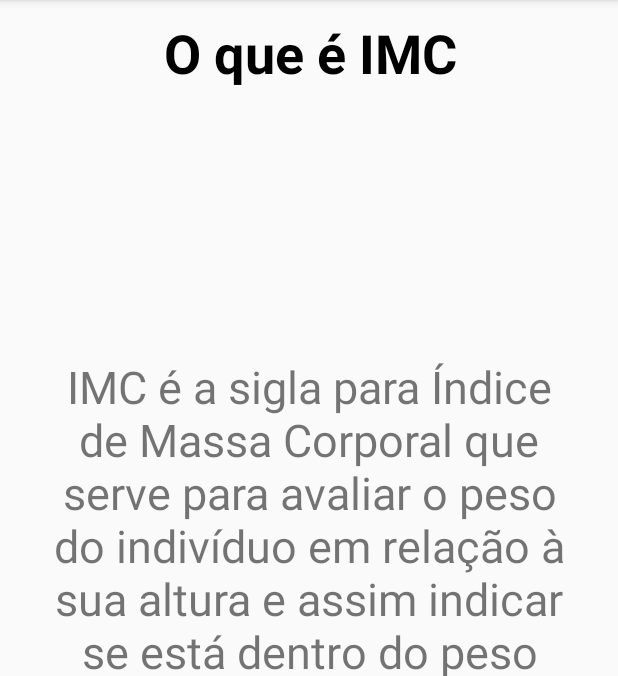
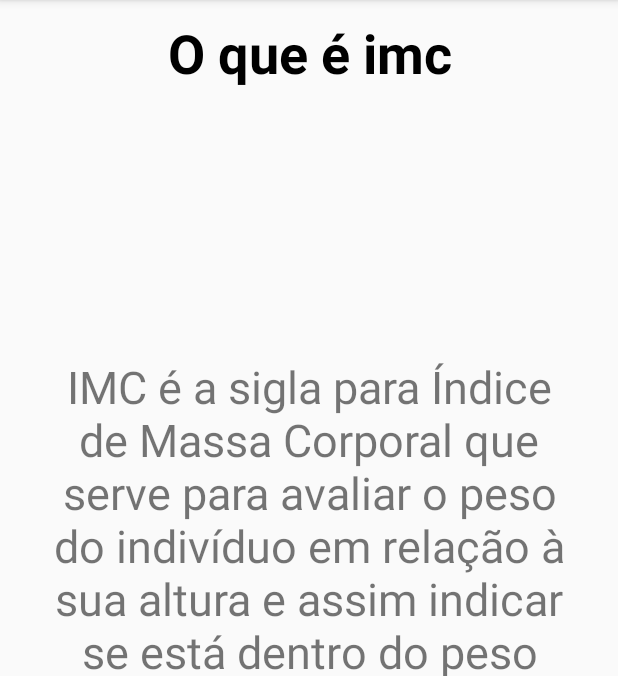
Before and after one commit to amandaviceconte/AppCalculoCaloria, an Android app: the screen it shows after launch (Inicio), on a phone screen of 412 x 824 dp, the part 84-760 px from its top. Run offline under Robolectric (Android 15) with nearby library versions, the phone set to English and light mode, and no system bars.

Commit message:
teste 02

```diff
--- a/app/src/main/res/layout/activity_inicio.xml
+++ b/app/src/main/res/layout/activity_inicio.xml
@@ -11,7 +11,7 @@
         android:layout_width="237dp"
         android:layout_height="47dp"
         android:gravity="center_horizontal"
-        android:text="O que é IMC"
+        android:text="O que é imc"
         android:textColor="@android:color/background_dark"
         android:textSize="36sp"
         android:textStyle="bold"
```
Also changed, not shown: 670 other files.
